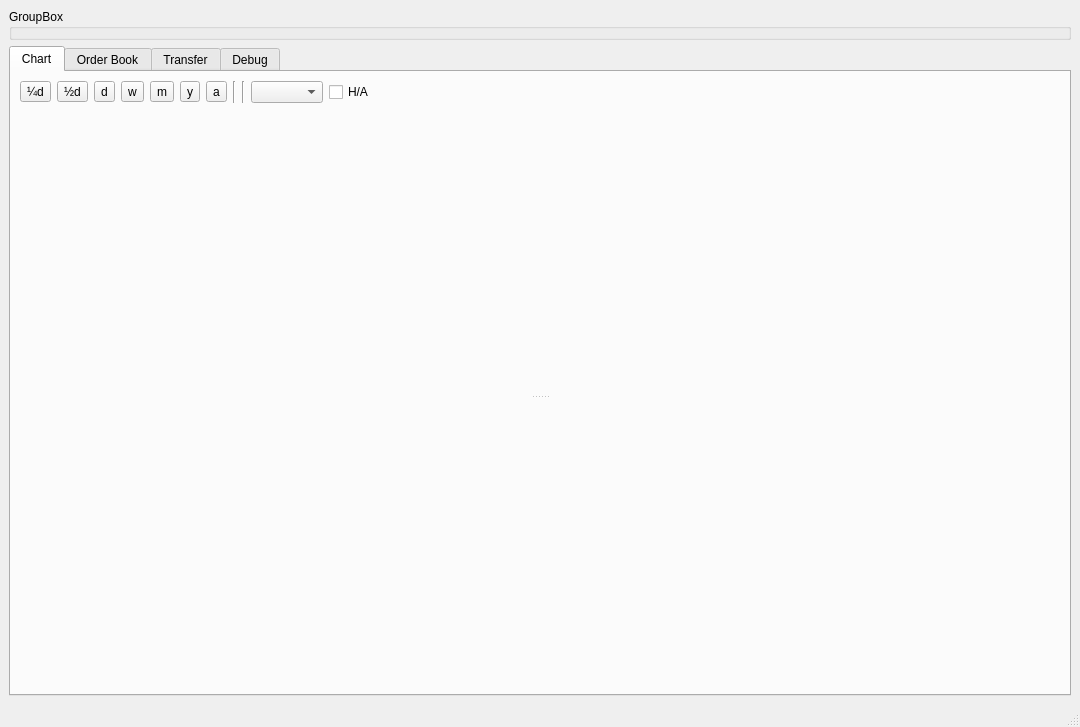
biddisco/lxqt-build-tools, file src/mainwindow.ui: the form before one commit.
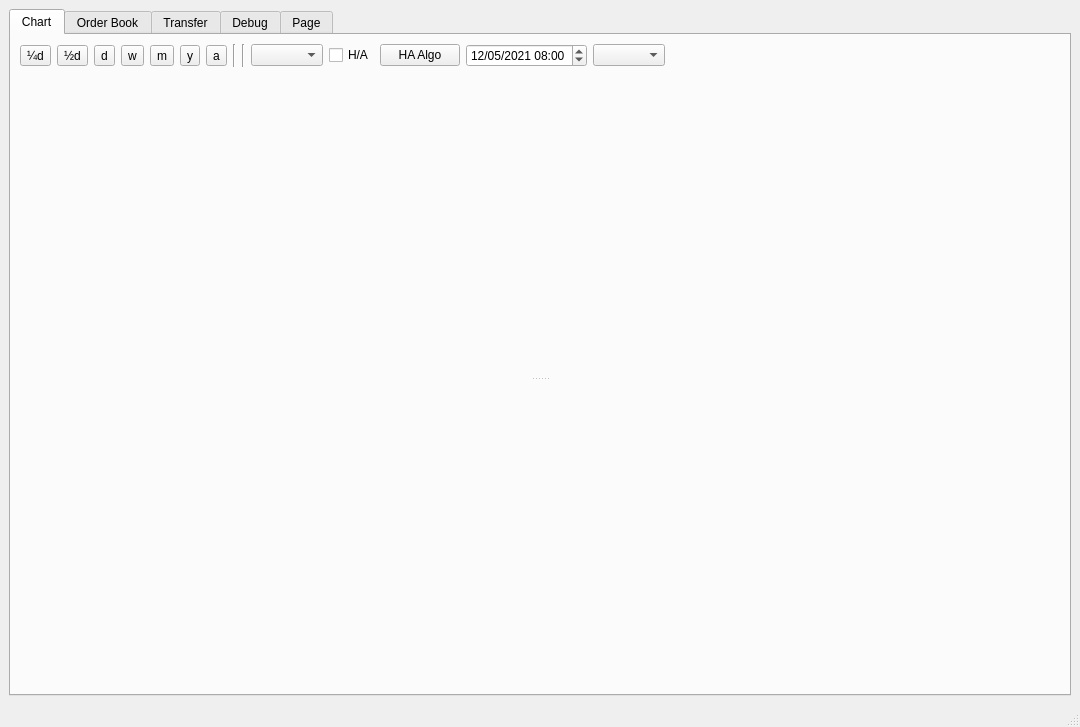
The form after the commit.

Commit message:
Execute and display filters for heikin-ashi, MA cross, gradient
Add the ability to execute and plot the buy/sell price/time
and cumulative assets of some simple implementatins of trade filters.

Prices are computed by examining data for times immediately after
buy/sell events are triggered

Currently filters are hardcoded and gui features are limited
needs to be consolidated into plotting and trading filters/classes
for better extensibility and reuse

Extend number of candle resolutions by adding 7d, 15day etc candles

Diff of the .ui file:
```diff
--- a/src/mainwindow.ui
+++ b/src/mainwindow.ui
@@ -15,13 +15,6 @@
   </property>
   <widget class="QWidget" name="centralwidget">
    <layout class="QVBoxLayout" name="verticalLayout_2">
-    <item>
-     <widget class="QGroupBox" name="groupBox">
-      <property name="title">
-       <string>GroupBox</string>
-      </property>
-     </widget>
-    </item>
     <item>
      <layout class="QHBoxLayout" name="horizontalLayout">
       <item>
@@ -115,6 +108,49 @@
               </property>
              </widget>
             </item>
+            <item>
+             <widget class="QPushButton" name="run_filter">
+              <property name="text">
+               <string>HA Algo</string>
+              </property>
+             </widget>
+            </item>
+            <item>
+             <widget class="QDateTimeEdit" name="date_init">
+              <property name="dateTime">
+               <datetime>
+                <hour>8</hour>
+                <minute>0</minute>
+                <second>0</second>
+                <year>2021</year>
+                <month>5</month>
+                <day>12</day>
+               </datetime>
+              </property>
+              <property name="minimumTime">
+               <time>
+                <hour>16</hour>
+                <minute>0</minute>
+                <second>0</second>
+               </time>
+              </property>
+              <property name="currentSection">
+               <enum>QDateTimeEdit::DaySection</enum>
+              </property>
+              <property name="displayFormat">
+               <string>dd/MM/yyyy HH:mm</string>
+              </property>
+              <property name="calendarPopup">
+               <bool>false</bool>
+              </property>
+              <property name="timeSpec">
+               <enum>Qt::OffsetFromUTC</enum>
+              </property>
+             </widget>
+            </item>
+            <item>
+             <widget class="QComboBox" name="candle_res_2"/>
+            </item>
             <item>
              <spacer name="horizontalSpacer_3">
               <property name="orientation">
@@ -440,6 +476,11 @@
           </layout>
          </widget>
         </widget>
+        <widget class="QWidget" name="tab_3">
+         <attribute name="title">
+          <string>Page</string>
+         </attribute>
+        </widget>
        </widget>
       </item>
      </layout>
```
Left out of the diff: 4 changed lines with no effect on the pictures. The commit also changes 16 other files.
